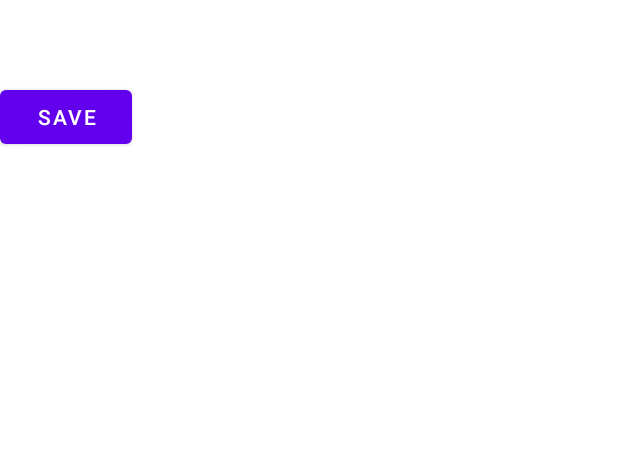
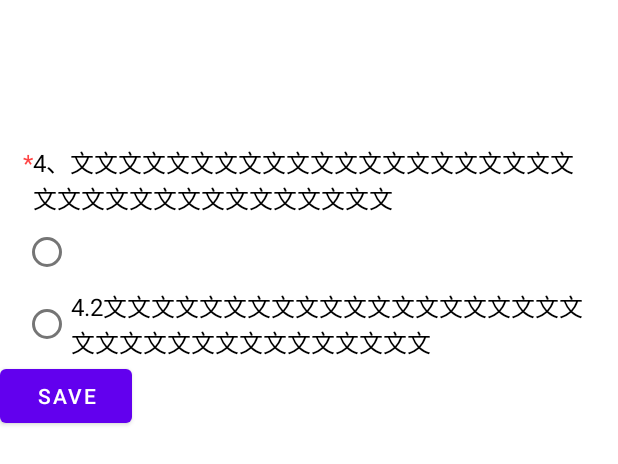
Before and after one commit to nj005py/FillBlankText, an Android app: the layout activity_main.xml on its own in the app's theme, with its tools: preview values and no code run, on a phone screen of 412 x 824 dp. Shown: the top 464 px of the screen. Run offline under Robolectric (Android 15) with nearby library versions, the phone set to English and light mode, and no system bars.

Commit message:
update 增加选择

```diff
--- a/app/src/main/res/layout/activity_main.xml
+++ b/app/src/main/res/layout/activity_main.xml
@@ -61,6 +61,106 @@
             />
     </FrameLayout>
 
+    <!--1.3-->
+    <FrameLayout
+        android:layout_width="match_parent"
+        android:layout_height="wrap_content"
+        android:layout_marginLeft="15dp"
+        android:layout_marginRight="15dp"
+        android:layout_marginTop="10dp"
+        >
+
+        <TextView
+            android:id="@+id/tv_span3"
+            android:layout_width="match_parent"
+            android:layout_height="wrap_content"
+            android:textSize="16dp"
+            android:textColor="@color/black"
+            />
+    </FrameLayout>
+
+    <!--1.4-->
+    <LinearLayout
+        android:layout_width="match_parent"
+        android:layout_height="wrap_content"
+        android:orientation="vertical"
+        android:layout_marginLeft="15dp"
+        android:layout_marginRight="15dp"
+        android:layout_marginTop="10dp"
+        >
+
+        <LinearLayout
+            android:layout_width="match_parent"
+            android:layout_height="wrap_content"
+            android:orientation="horizontal"
+            >
+
+            <TextView
+                android:layout_width="wrap_content"
+                android:layout_height="wrap_content"
+                android:text="*"
+                android:textSize="16dp"
+                android:textColor="@android:color/holo_red_light"
+                />
+
+            <TextView
+                android:layout_width="match_parent"
+                android:layout_height="wrap_content"
+                android:text="4、文文文文文文文文文文文文文文文文文文文文文文文文文文文文文文文文文文文文"
+                android:textSize="16dp"
+                android:textColor="@color/black"
+                />
+
+        </LinearLayout>
+
+        <LinearLayout
+            android:layout_width="match_parent"
+            android:layout_height="wrap_content"
+            android:orientation="horizontal"
+            >
+
+            <RadioButton
+                android:id="@+id/rb_one"
+                android:layout_width="30dp"
+                android:layout_height="wrap_content"
+                />
+
+            <FrameLayout
+                android:layout_width="match_parent"
+                android:layout_height="wrap_content">
+
+                <TextView
+                    android:id="@+id/tv_span4"
+                    android:layout_width="match_parent"
+                    android:layout_height="wrap_content"
+                    android:textSize="16dp"
+                    android:textColor="@color/black"
+                    android:tooltipText="fjlasjflajflaj"
+                    />
+
+                <EditText
+                    android:id="@+id/et_span4"
+                    android:layout_width="wrap_content"
+                    android:layout_height="wrap_content"
+                    android:textCursorDrawable="@null"
+                    android:background="@android:color/transparent"
+                    android:gravity="center"
+                    android:textSize="16dp"
+                    android:maxLength="12"
+                    />
+            </FrameLayout>
+
+
+        </LinearLayout>
+        <RadioButton
+            android:id="@+id/rb_two"
+            android:layout_width="wrap_content"
+            android:layout_height="wrap_content"
+            android:text="4.2文文文文文文文文文文文文文文文文文文文文文文文文文文文文文文文文文文文"
+            android:textSize="16dp"
+            />
+
+    </LinearLayout>
     <Button
         android:id="@+id/btn_save"
         android:layout_width="wrap_content"
```
Also changed, not shown: app/src/main/java/org/phantancy/fillblanktext/MainActivity.kt (+84 -57 lines), fill_blank_text/src/main/java/org/phantancy/fill_blank_text/SpanController.kt (+2 -9 lines), app/src/main/res/drawable/ic_red_star.png (added).
